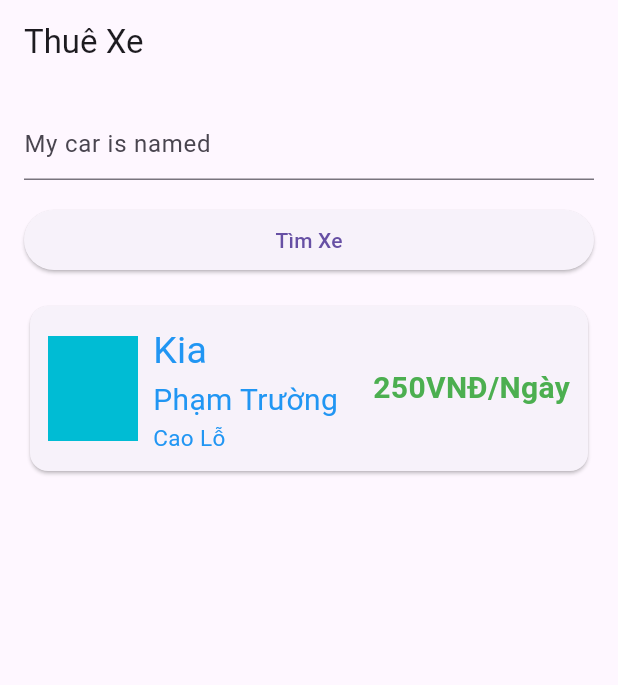
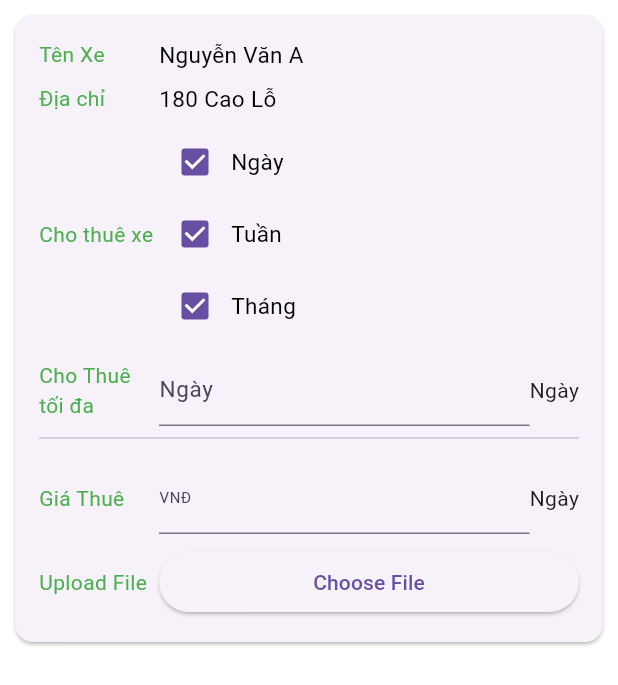
Before and after one commit to L0qin/fp_thuexe, a Flutter app: the screen it shows after launch, on a phone screen of 412 x 824 dp. Shown: the top 685 px of the screen. Run offline on Flutter 3.47's test engine with Material 3 defaults, Android fonts, the light colour scheme and no system bars; our stand-ins replace salomon_bottom_bar.

Commit message:
change PostCar

```diff
--- /dev/null
+++ b/lib/PostCar.dart
@@ -0,0 +1,193 @@
+import 'package:flutter/cupertino.dart';
+import 'package:flutter/material.dart';
+
+class PostTheCar extends StatefulWidget {
+  const PostTheCar({super.key});
+
+  @override
+  State<PostTheCar> createState() => _PostTheCarState();
+}
+
+class _PostTheCarState extends State<PostTheCar> {
+  TextEditingController _soNgay = TextEditingController();
+
+  @override
+  void initState() {
+    super.initState();
+  }
+
+  @override
+  void dispose() {
+    // _controller.dispose();
+    // super.dispose();
+  }
+
+  @override
+  Widget build(BuildContext context) {
+    return Container(
+        child: Column(
+      children: [
+        Card(
+          margin: EdgeInsets.all(10),
+          shape: RoundedRectangleBorder(
+            borderRadius: BorderRadius.circular(12.0),
+          ),
+          child: Padding(
+            padding: EdgeInsets.all(16.0),
+            child: Column(
+              children: [
+                Row(
+                  children: [
+                    SizedBox(
+                      width: 80,
+                      child: Text('Tên Xe',
+                          style: TextStyle(fontSize: 14, color: Colors.green)),
+                    ),
+                    Expanded(
+                      child: Text("Nguyễn Văn A",
+                          style: TextStyle(fontSize: 15, color: Colors.black)),
+                    ),
+                  ],
+                ),
+                SizedBox(height: 8), // Add some vertical spacing
+                Row(
+                  children: [
+                    SizedBox(
+                      width: 80,
+                      child: Text('Địa chỉ',
+                          style: TextStyle(fontSize: 14, color: Colors.green)),
+                    ),
+                    Expanded(
+                      child: Text("180 Cao Lỗ",
+                          style: TextStyle(fontSize: 15, color: Colors.black)),
+                    ),
+                  ],
+                ),
+                SizedBox(height: 8),
+                Row(
+                  children: [
+                    SizedBox(
+                      width: 80,
+                      child: Text('Cho thuê xe',
+                          style: TextStyle(fontSize: 14, color: Colors.green)),
+                    ),
+                    Expanded(
+                      child: Column(children: [
+                        Row(
+                          children: [
+                            Checkbox(
+                              value: true,
+                              // Set your boolean variable for the first checkbox here,
+                              onChanged: (value) {},
+                            ),
+                            Text('Ngày',
+                                style: TextStyle(
+                                    fontSize: 15, color: Colors.black)),
+                          ],
+                        ),
+                        Row(
+                          children: [
+                            Checkbox(
+                              value: true,
+                              // Set your boolean variable for the first checkbox here,
+                              onChanged: (value) {},
+                            ),
+                            Text('Tuần',
+                                style: TextStyle(
+                                    fontSize: 15, color: Colors.black)),
+                          ],
+                        ),
+                        Row(
+                          children: [
+                            Checkbox(
+                              value: true,
+                              // Set your boolean variable for the first checkbox here,
+                              onChanged: (value) {},
+                            ),
+                            Text('Tháng',
+                                style: TextStyle(
+                                    fontSize: 15, color: Colors.black)),
+                          ],
+                        ),
+                      ]),
+                    ),
+                  ],
+                ),
+                SizedBox(height: 8), // Add some vertical spacing
+                Row(
+                  children: [
+                    SizedBox(
+                      width: 80,
+                      child: Text('Cho Thuê tối đa',
+                          style: TextStyle(fontSize: 14, color: Colors.green)),
+                    ),
+                    Expanded(
+                      child: TextField(
+                          controller: _soNgay,
+                          decoration: InputDecoration(hintText: "Ngày"),
+                          style: TextStyle(fontSize: 15, color: Colors.black)),
+                    ),
+                    Text("Ngày"),
+                  ],
+                ),
+                Divider(),
+                SizedBox(height: 8), // Add some vertical spacing
+                Row(
+                  children: [
+                    const SizedBox(
+                      width: 80,
+                      child: Text('Giá Thuê',
+                          style: TextStyle(fontSize: 14, color: Colors.green)),
+                    ),
+                    Expanded(
+                      child: TextField(
+                          controller: _soNgay,
+                          decoration: InputDecoration(hintText: "VNĐ"),
+                          style: TextStyle(fontSize: 10, color: Colors.black)),
+                    ),
+                    Text("Ngày"),
+                  ],
+                ),
+                SizedBox(height: 8),
+                Row(
+                  children: [
+                    const SizedBox(
+                      width: 80,
+                      child: Text('Upload File',
+                          style: TextStyle(fontSize: 14, color: Colors.green)),
+                    ),
+                    Expanded(
+                      child: ElevatedButton(
+                        onPressed: () {
+                          // Show file picker dialog or implement your file uploading logic here
+                          showDialog(
+                            context: context,
+                            builder: (BuildContext context) {
+                              return AlertDialog(
+                                title: Text('File Picker'),
+                                content: Text('Implement your file picker logic here'),
+                                actions: [
+                                  TextButton(
+                                    onPressed: () {
+                                      Navigator.of(context).pop();
+                                    },
+                                    child: Text('Close'),
+                                  ),
+                                ],
+                              );
+                            },
+                          );
+                        },
+                        child: Text('Choose File'),
+                      ),
+                    ),
+                  ],
+                ),
+              ],
+            ),
+          ),
+        ),
+      ],
+    ));
+  }
+}
--- a/lib/main.dart
+++ b/lib/main.dart
@@ -1,4 +1,5 @@
 import 'package:flutter/material.dart';
+import 'package:fp_thuexe/PostCar.dart';
 import 'core.dart';
 import 'search.dart';
 
@@ -6,7 +7,7 @@ void main() {
   // runApp(Search());
   runApp(MaterialApp(
     title: 'My app', // used by the OS task switcher
-    home: Search(),
+    home: PostTheCar(),
   ));
 }
 
```
